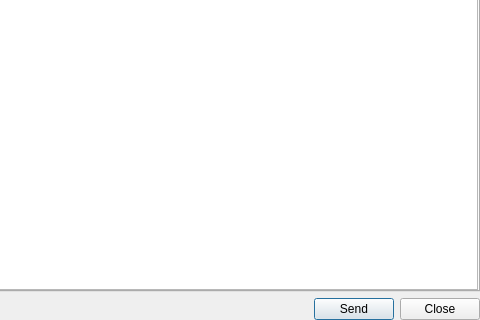
The window that src/yarpmotorgui-qt/piddlg.ui (robotology/yarp) describes before a commit, drawn with Qt 5; both pictures show x 255 to 735 and y 333 to 653 of the 735 by 653 pixel window.
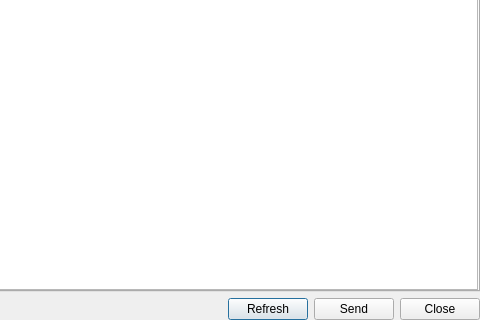
The same window after the commit.

Commit message: * fixed IRemoteVariables methods signature * added refresh button to robotMotorGui PID dialog * added handleRemoteVariablesMsg() in RPCMessagesParser

The edit to the form file:
```diff
--- a/src/yarpmotorgui-qt/piddlg.ui
+++ b/src/yarpmotorgui-qt/piddlg.ui
@@ -1758,6 +1758,13 @@
        </property>
       </spacer>
      </item>
+     <item>
+      <widget class="QPushButton" name="btnRefresh">
+       <property name="text">
+        <string>Refresh</string>
+       </property>
+      </widget>
+     </item>
      <item>
       <widget class="QPushButton" name="btnSend">
        <property name="text">
```
The commit also changes 12 other files.
